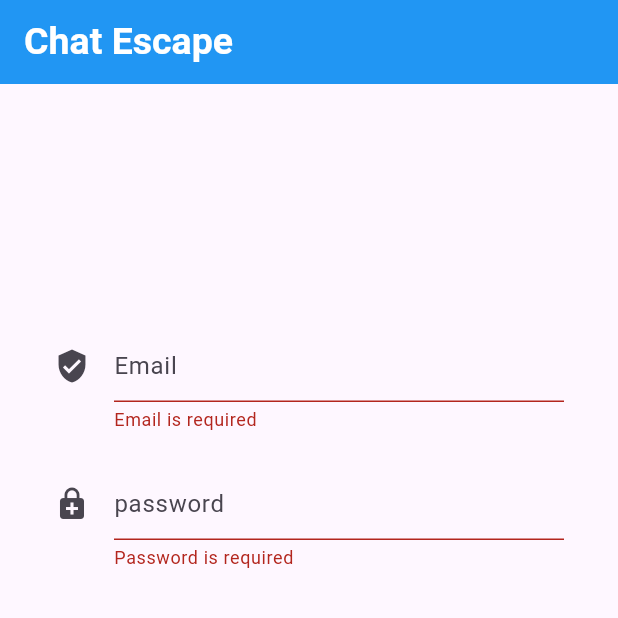
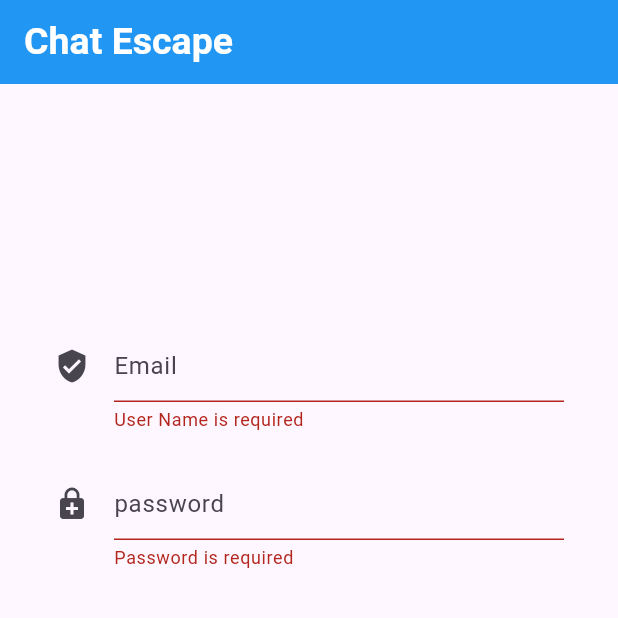
Before and after one commit to Terbish/GroupEscape, a Flutter app: the screen it shows after launch, after a tap on "Log in", on a phone screen of 412 x 824 dp, the top half of it. Run offline on Flutter 3.47's test engine with Material 3 defaults, Android fonts, the phone set to English and light mode, and no system bars; our stand-ins replace cloud_firestore, firebase_auth, firebase_core; accounts and stored records are empty.

Commit message:
added const modifier to trip_details.dart
added regex check to the user email input.

```diff
--- a/lib/pages/login_screen.dart
+++ b/lib/pages/login_screen.dart
@@ -61,7 +61,7 @@ class _LoginScreenState extends State<LoginScreen> {
             ),
             body: Form(
                 key: _formKey,
-              child:Container(
+                child: Container(
                   padding: const EdgeInsets.all(36),
                   child: ListView(
                     children: [
@@ -85,7 +85,16 @@ class _LoginScreenState extends State<LoginScreen> {
               hintText: 'Email', icon: Icon(Icons.verified_user)),
           // validator: (text) => text.isEmpty ? 'User Name is required'
           //     : '',
-          validator: (text) => text!.isEmpty ? 'Email is required' : null,
+          validator: (text) {
+            if (text!.isEmpty) {
+              return 'User Name is required';
+            } else if (!RegExp(
+                    r"^[a-zA-Z0-9.a-zA-Z0-9]+@[a-zA-Z0-9]+\.[a-zA-Z]+")
+                .hasMatch(text)) {
+              return 'Please enter a valid email address';
+            }
+            return null;
+          },
         ));
   }
 
@@ -123,7 +132,7 @@ class _LoginScreenState extends State<LoginScreen> {
               child: Text(btnText,
                   style: const TextStyle(fontSize: 18, color: Colors.black)),
               onPressed: () {
-                if(_formKey.currentState?.validate() ?? false) {
+                if (_formKey.currentState?.validate() ?? false) {
                   if (_isLogin) {
                     auth
                         .login(txtUserName.text, txtPassword.text)
--- a/lib/pages/trip_details.dart
+++ b/lib/pages/trip_details.dart
@@ -22,7 +22,7 @@ class TripDetailsPage extends StatelessWidget {
       appBar: AppBar(
         title: Text(
             tripName,
-          style: TextStyle(
+          style: const TextStyle(
             fontWeight: FontWeight.bold,
             color: Colors.white,
             fontSize: 25,
```
Lines whose indentation alone changed are shown as unchanged.
